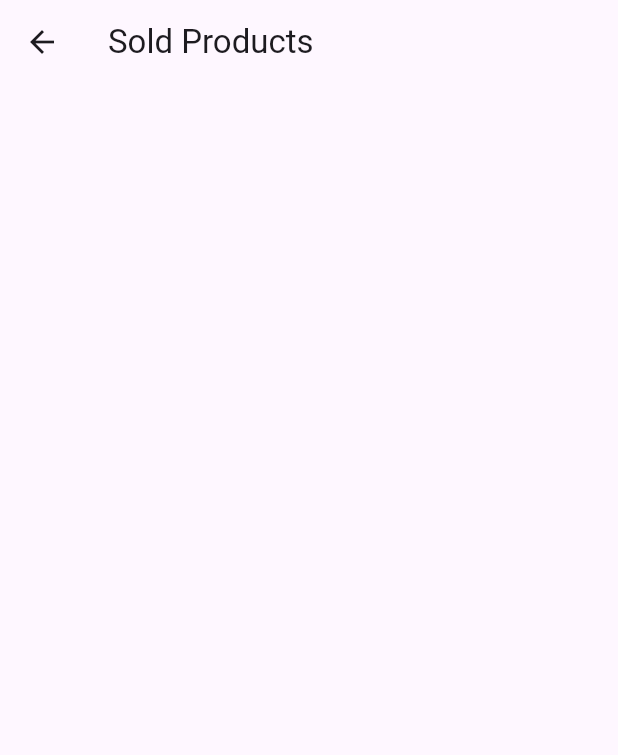
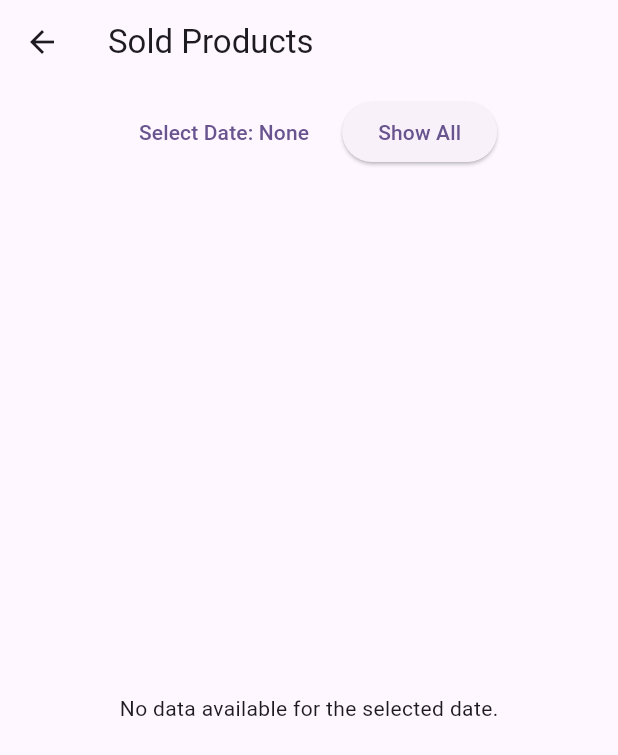
Before and after one commit to Mr-Deee/malcolm_erp, a Flutter app: the Adminpage screen opened by its route, after a tap on "Sold Items", on a phone screen of 412 x 824 dp. Shown: the top 755 px of the screen. Run offline on Flutter 3.47's test engine with Material 3 defaults, Android fonts, the phone set to English and light mode, and no system bars; our stand-ins replace cloud_firestore, firebase_auth, firebase_core, firebase_database, firebase_storage, fl_chart and 1 more; accounts and stored records are empty.

Commit message:
SOLD PRODUCTS

```diff
--- a/lib/main.dart
+++ b/lib/main.dart
@@ -56,7 +56,7 @@ class MyApp extends StatelessWidget {
         // home: const MyHomePage(title: 'Flutter Demo Home Page'),
 
         initialRoute:
-            FirebaseAuth.instance.currentUser == null ? '/SignIn' : '/Homepage',
+            FirebaseAuth.instance.currentUser == null ? '/SignIn' : '/Admin',
             //'/Homepage',
         routes: {
           "/SignUP": (context) => Signup(),
--- a/lib/pages/Admin.dart
+++ b/lib/pages/Admin.dart
@@ -124,13 +124,13 @@ class _AdminpageState extends State<Adminpage> {
               Padding(
                 padding: const EdgeInsets.all(18.0),
                 child: Text(
-                  "Dashboard",
+                  "Admin",
                   style: TextStyle(fontWeight: FontWeight.bold, fontSize: 20),
                 ),
               ),
               Text("Sold Products",style: TextStyle(fontWeight: FontWeight.bold),),
               SizedBox(
-                height: 55,
+                height: 63,
                 child: Container(
 
 
@@ -260,7 +260,7 @@ Widget _buildTotals() {
       String category = entry.key;
       double total = entry.value;
       return Container(
-        margin: EdgeInsets.symmetric(horizontal: 10),
+        margin: EdgeInsets.symmetric(horizontal: 20),
         child: Column(
           crossAxisAlignment: CrossAxisAlignment.center,
           children: [
@@ -268,13 +268,15 @@ Widget _buildTotals() {
               category,
               style: TextStyle(
                 fontWeight: FontWeight.bold,
+                  fontSize: 20
               ),
             ),
-            SizedBox(height: 5),
+            SizedBox(height: 2),
             Text(
               'GHC: $total',
               style: TextStyle(
                 fontStyle: FontStyle.italic,
+                fontSize: 20
               ),
             ),
           ],
--- a/lib/pages/Sold.dart
+++ b/lib/pages/Sold.dart
@@ -1,4 +1,3 @@
-import 'package:flutter/cupertino.dart';
 import 'package:flutter/material.dart';
 import 'package:cloud_firestore/cloud_firestore.dart';
 
@@ -10,45 +9,108 @@ class Soldpage extends StatefulWidget {
 }
 
 class _SoldpageState extends State<Soldpage> {
+  DateTime? _selectedDate;
+
   @override
   Widget build(BuildContext context) {
     return Scaffold(
       appBar: AppBar(
         title: Text('Sold Products'),
       ),
-      body: Container(
-        padding: EdgeInsets.all(8.0),
-        child: StreamBuilder(
-          stream: FirebaseFirestore.instance.collection('SoldQuantity').snapshots(),
+      body: Column(
+        children: [
+          Padding(
+            padding: const EdgeInsets.all(8.0),
+            child: Row(
+              mainAxisAlignment: MainAxisAlignment.center,
+              children: [
+                TextButton(
+                  onPressed: () async {
+                    // Show date picker and update selected date
+                    final pickedDate = await showDatePicker(
+                      context: context,
+                      initialDate: _selectedDate ?? DateTime.now(),
+                      firstDate: DateTime(2020),
+                      lastDate: DateTime.now(),
+                    );
+
+                    if (pickedDate != null) {
+                      setState(() {
+                        _selectedDate = pickedDate;
+                      });
+                    }
+                  },
+                  child: Text(
+                    'Select Date: ${_selectedDate != null ? _selectedDate!.toString().split(' ')[0] : "None"}',
+                  ),
+                ),
+                SizedBox(width: 10),
+                ElevatedButton(
+                  onPressed: () {
+                    setState(() {
+                      _selectedDate = null; // Reset selected date to null
+                    });
+                  },
+                  child: Text('Show All'),
+                ),
+              ],
+            ),
+          ),
+          Expanded(
+            child: StreamBuilder<QuerySnapshot>(
+              stream: _selectedDate != null
+                  ? FirebaseFirestore.instance
+                  .collection('SoldQuantity')
+                  .where('timestamp',
+                  isGreaterThanOrEqualTo: Timestamp.fromDate(
+                      DateTime(_selectedDate!.year,
+                          _selectedDate!.month, _selectedDate!.day)))
+                  .where('timestamp',
+                  isLessThanOrEqualTo: Timestamp.fromDate(
+                      DateTime(_selectedDate!.year,
+                          _selectedDate!.month, _selectedDate!.day, 23, 59, 59)))
+                  .snapshots()
+                  : FirebaseFirestore.instance.collection('SoldQuantity').snapshots(),
               builder: (context, AsyncSnapshot<QuerySnapshot> snapshot) {
-            if (!snapshot.hasData) {
+                if (snapshot.connectionState == ConnectionState.waiting) {
                   return Center(
                     child: CircularProgressIndicator(),
                   );
                 }
+                if (snapshot.hasError) {
+                  return Center(
+                    child: Text('Error: ${snapshot.error}'),
+                  );
+                }
+                if (snapshot.data == null || snapshot.data!.docs.isEmpty) {
+                  return Center(
+                    child: Text('No data available for the selected date.'),
+                  );
+                }
 
                 return ListView.builder(
-              itemCount: snapshot.data?.docs.length,
+                  itemCount: snapshot.data!.docs.length,
                   itemBuilder: (context, index) {
-                var doc = snapshot.data?.docs[index];
-                var productName = doc?['ProductName'];
-                var quantitySold = doc?['soldQuantity'];
-                var amountSold = doc?['totalSales'];
-                var perUnit = doc?['perUnit'];
+                    var doc = snapshot.data!.docs[index];
+                    var productName = doc['ProductName'];
+                    var quantitySold = doc['soldQuantity'];
+                    var amountSold = doc['totalSales'];
+                    var perUnit = doc['perUnit'];
 
                     return Card(
                       elevation: 4,
                       margin: EdgeInsets.symmetric(vertical: 8.0),
                       child: ListTile(
-                    leading: Icon(Icons.shopping_cart),
+                        leading: Icon(Icons.money_rounded),
                         title: Row(
+                          mainAxisAlignment: MainAxisAlignment.spaceEvenly,
                           children: [
                             Text(productName),
                             Text('Per Unit: $perUnit'),
                           ],
                         ),
                         subtitle: Row(
-                      mainAxisAlignment:MainAxisAlignment.spaceEvenly,
+                          mainAxisAlignment: MainAxisAlignment.spaceEvenly,
                           children: [
                             Text('Quantity Sold: $quantitySold'),
                             Text('Total: $amountSold'),
@@ -65,6 +127,8 @@ class _SoldpageState extends State<Soldpage> {
               },
             ),
           ),
+        ],
+      ),
     );
   }
 }
--- a/lib/pages/login.dart
+++ b/lib/pages/login.dart
@@ -227,7 +227,7 @@ class LoginPage extends StatelessWidget {
 
       if (firebaseUser != null) {
         Navigator.of(context).pushAndRemoveUntil(
-            MaterialPageRoute(builder: (context) =>homepage()),
+            MaterialPageRoute(builder: (context) =>employeetill()),
             (Route<dynamic> route) => false);
         displayToast("Logged-in ", context);
       } else {
```
Lines whose indentation alone changed are shown as unchanged.
